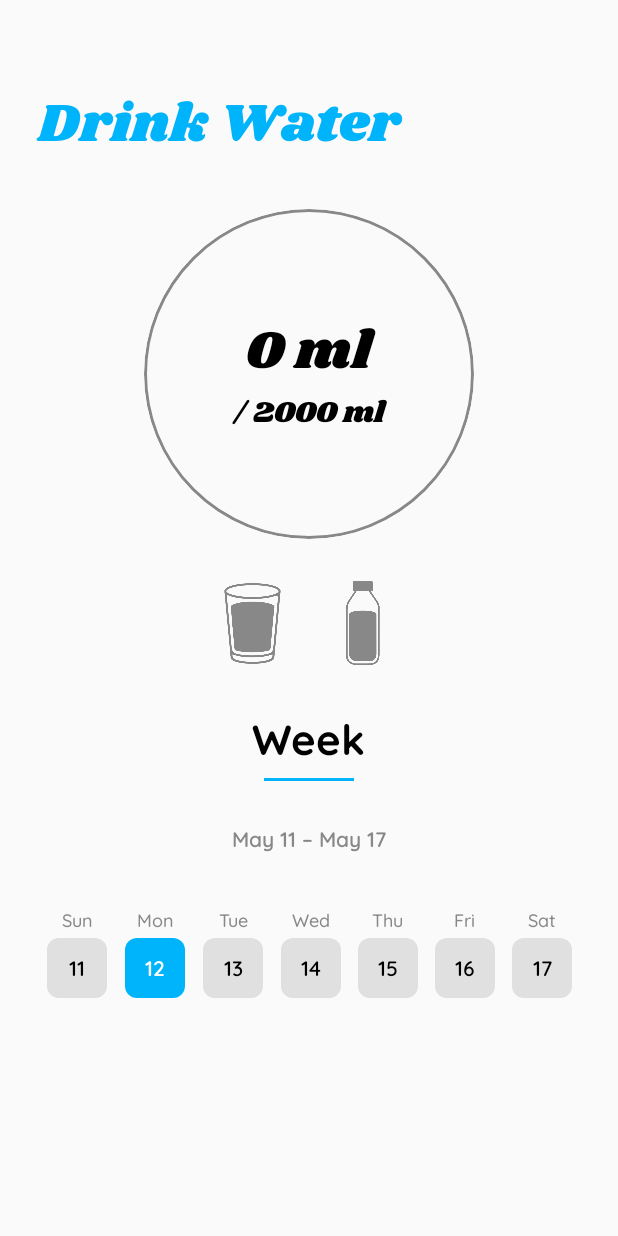
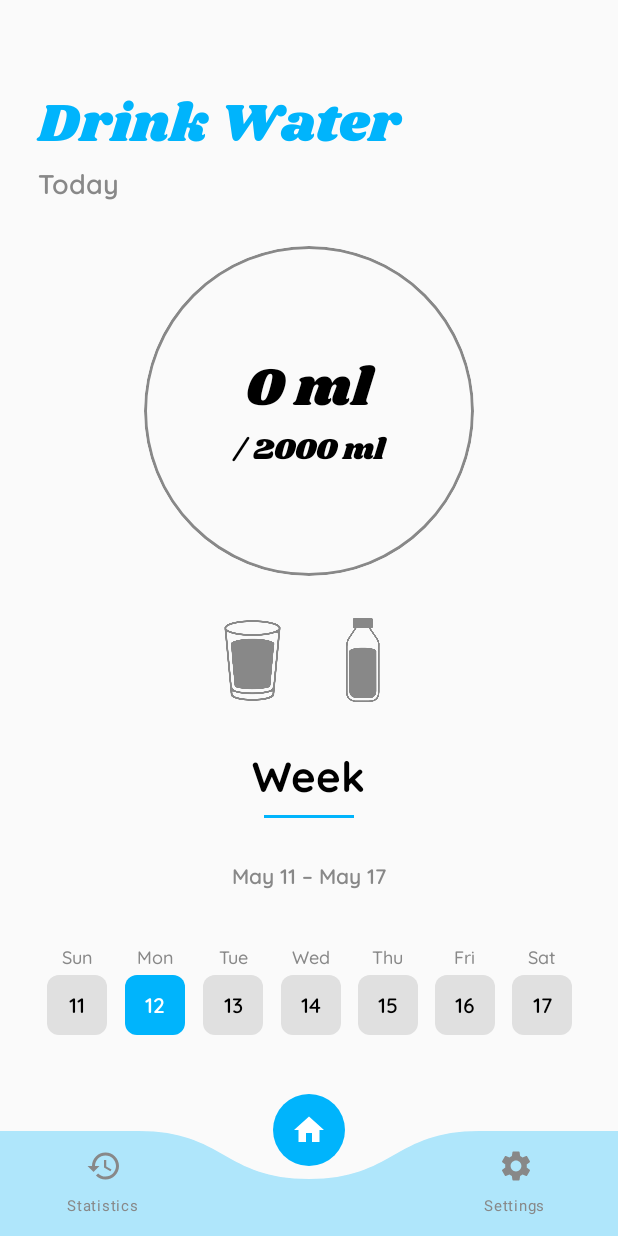
Before and after one commit to veronika8597/Waterly, an Android app built with Jetpack Compose: the screen it shows after launch (MainActivity), on a phone screen of 412 x 824 dp. Run offline under Robolectric (Android 15) with nearby library versions, the phone set to English and light mode, and no system bars.

Commit message:
Bottom navigation bar

```diff
--- a/app/build.gradle.kts
+++ b/app/build.gradle.kts
@@ -64,6 +64,7 @@ dependencies {
 
     implementation(libs.androidx.datastore.preferences)
 
+    implementation(libs.androidx.material.icons.extended)
 
 
 
--- a/app/src/main/java/com/example/waterly/getCurrentWeekDates.kt
+++ b/app/src/main/java/com/example/waterly/DateUtils.kt
@@ -1,7 +1,9 @@
 package com.example.waterly
 
+import android.annotation.SuppressLint
 import java.text.SimpleDateFormat
 import java.util.Calendar
+import java.util.Date
 import java.util.Locale
 
 fun getCurrentWeekDates(): List<String> {
@@ -29,3 +31,32 @@ fun getWeekRangeTitle(week: List<String>): String {
     val end = outputFormat.format(inputFormat.parse(week.last())!!)
     return "$start – $end"
 }
+
+fun getTodayDate(): String {
+    val dateFormat = SimpleDateFormat("yyyy-MM-dd", Locale.getDefault())
+    return dateFormat.format(Date())
+}
+
+@SuppressLint("SimpleDateFormat")
+fun isFutureDate(date: String): Boolean {
+    val formatter = java.text.SimpleDateFormat("yyyy-MM-dd")
+    val today = formatter.parse(getTodayDate())
+    val selected = formatter.parse(date)
+
+    return selected?.after(today) ?: false
+}
+
+
+fun getDayLabel(date: String): String {
+    val formatter = SimpleDateFormat("yyyy-MM-dd", Locale.getDefault())
+    val today = formatter.parse(getTodayDate())
+    val selected = formatter.parse(date)
+    val diffDays = ((selected.time - today.time) / (1000 * 60 * 60 * 24)).toInt()
+
+    return when (diffDays) {
+        0 -> "Today"
+        1 -> "Tomorrow"
+        -1 -> "Yesterday"
+        else -> date
+    }
+}
--- a/app/src/main/java/com/example/waterly/HomeScreen.kt
+++ b/app/src/main/java/com/example/waterly/HomeScreen.kt
@@ -62,6 +62,7 @@ fun HomeScreen(navController: NavHostController) {
     val context = LocalContext.current
     val waterHistory = remember { mutableStateOf(WaterDataStore.loadWaterHistory(context)) }
     var showFutureOverlay by rememberSaveable { mutableStateOf(false) }
+    var selectedIndex by rememberSaveable { mutableIntStateOf(1) }
 
 
     LaunchedEffect(selectedDate.value) {
@@ -69,11 +70,15 @@ fun HomeScreen(navController: NavHostController) {
     }
 
 
+    Box(modifier = Modifier.fillMaxSize()) {
+
         Column(
             modifier = Modifier
                 .fillMaxSize()
                 .padding(25.dp)
+                .padding(bottom = 100.dp) // ✅ leave space for the nav bar
         ) {
+
             Spacer(modifier = Modifier.height(32.dp))
 
             // Top Bar
@@ -87,6 +92,14 @@ fun HomeScreen(navController: NavHostController) {
                     color = Color(0xFF00B4FC)
                 )
             }
+
+            Spacer(modifier = Modifier.height(2.dp))
+
+            Text(
+                text = getDayLabel(selectedDate.value),
+                style = WaterlyTypography.titleMedium,
+                color = Color.Gray
+            )
 
             Spacer(modifier = Modifier.height(30.dp))
 
@@ -147,7 +160,8 @@ fun HomeScreen(navController: NavHostController) {
                                     if (!isFutureDate(selectedDate.value)) {
                                         selectedItem = "glass"
                                         waterIntake += 250
-                                    waterHistory.value = waterHistory.value.toMutableMap().apply {
+                                        waterHistory.value =
+                                            waterHistory.value.toMutableMap().apply {
                                                 put(selectedDate.value, waterIntake)
                                             }
                                         WaterDataStore.saveWaterHistory(context, waterHistory.value)
@@ -155,8 +169,7 @@ fun HomeScreen(navController: NavHostController) {
                                             scale.animateTo(1.2f, tween(100))
                                             scale.animateTo(1f, tween(100))
                                         }
-                                }
-                                else {
+                                    } else {
                                         showFutureOverlay = true
                                     }
                                 }
@@ -189,8 +202,7 @@ fun HomeScreen(navController: NavHostController) {
                                             scale.animateTo(1.2f, tween(100))
                                             scale.animateTo(1f, tween(100))
                                         }
-                                }
-                                else {
+                                    } else {
                                         showFutureOverlay = true
                                     }
                                 }
@@ -308,6 +320,18 @@ fun HomeScreen(navController: NavHostController) {
             }
         }
 
+        //Bottom navigation bar
+        Box(
+            modifier = Modifier
+                .fillMaxWidth()
+                .align(Alignment.BottomCenter)
+        ) {
+            WaterlyBottomNavBar(
+                selectedIndex = selectedIndex,
+                onItemSelected = { selectedIndex = it }
+            )
+        }
+
         if (showFutureOverlay) {
             Box(
                 modifier = Modifier
@@ -326,7 +350,10 @@ fun HomeScreen(navController: NavHostController) {
                     showFutureOverlay = false
                 }
             }
+
         }
+    }
+
 }
 
 @Preview(showBackground = true)
--- a/app/src/main/java/com/example/waterly/Utils.kt
+++ /dev/null
@@ -1,12 +0,0 @@
-package com.example.waterly
-
-import android.annotation.SuppressLint
-
-@SuppressLint("SimpleDateFormat")
-fun isFutureDate(date: String): Boolean {
-    val formatter = java.text.SimpleDateFormat("yyyy-MM-dd")
-    val today = formatter.parse(getTodayDate())
-    val selected = formatter.parse(date)
-
-    return selected?.after(today) ?: false
-}
--- /dev/null
+++ b/app/src/main/java/com/example/waterly/WaterlyBottomNavBar.kt
@@ -0,0 +1,183 @@
+package com.example.waterly
+
+import android.annotation.SuppressLint
+import androidx.compose.animation.animateColorAsState
+import androidx.compose.animation.core.animateDpAsState
+import androidx.compose.foundation.Canvas
+import androidx.compose.foundation.background
+import androidx.compose.foundation.clickable
+import androidx.compose.foundation.layout.Arrangement
+import androidx.compose.foundation.layout.Box
+import androidx.compose.foundation.layout.Column
+import androidx.compose.foundation.layout.Row
+import androidx.compose.foundation.layout.fillMaxHeight
+import androidx.compose.foundation.layout.fillMaxSize
+import androidx.compose.foundation.layout.fillMaxWidth
+import androidx.compose.foundation.layout.height
+import androidx.compose.foundation.layout.offset
+import androidx.compose.foundation.layout.padding
+import androidx.compose.foundation.layout.size
+import androidx.compose.foundation.layout.width
+import androidx.compose.foundation.shape.CircleShape
+import androidx.compose.material.icons.Icons
+import androidx.compose.material.icons.filled.History
+import androidx.compose.material.icons.filled.Home
+import androidx.compose.material.icons.filled.Settings
+import androidx.compose.material3.Icon
+import androidx.compose.material3.Text
+import androidx.compose.runtime.Composable
+import androidx.compose.runtime.getValue
+import androidx.compose.runtime.mutableStateOf
+import androidx.compose.runtime.remember
+import androidx.compose.runtime.setValue
+import androidx.compose.ui.Alignment
+import androidx.compose.ui.Modifier
+import androidx.compose.ui.draw.clip
+import androidx.compose.ui.graphics.Color
+import androidx.compose.ui.graphics.Path
+import androidx.compose.ui.platform.LocalConfiguration
+import androidx.compose.ui.tooling.preview.Preview
+import androidx.compose.ui.unit.dp
+import androidx.compose.ui.unit.sp
+import androidx.compose.ui.unit.times
+
+@SuppressLint("ConfigurationScreenWidthHeight")
+@Composable
+fun WaterlyBottomNavBar(
+    selectedIndex: Int,
+    onItemSelected: (Int) -> Unit,
+    modifier: Modifier = Modifier
+) {
+    val items = listOf(Icons.Default.History, Icons.Default.Home, Icons.Default.Settings)
+    val labels = listOf("Statistics", "Home", "Settings")
+
+    val barHeight = 70.dp
+    val dipDepth = 32.dp
+
+    val screenWidthDp = LocalConfiguration.current.screenWidthDp
+    val itemWidth = screenWidthDp / items.size
+    val dipX by animateDpAsState(
+        targetValue = (selectedIndex + 0.5f) * (screenWidthDp / items.size.toFloat()).dp,
+        label = ""
+    )
+
+
+    Box(
+        modifier = modifier
+            .fillMaxWidth()
+            .height(100.dp),
+        contentAlignment = Alignment.BottomCenter
+    ) {
+        Canvas(
+            modifier = Modifier
+                .fillMaxWidth()
+                .height(barHeight)
+        ) {
+            val width = size.width
+            val height = size.height
+            val dipCenter = dipX.toPx()
+            val dipRadius = 170f
+            val dipDepthPx = dipDepth.toPx()
+
+            val path = Path().apply {
+                moveTo(0f, 0f)
+                lineTo(dipCenter - dipRadius, 0f)
+                cubicTo(
+                    dipCenter - dipRadius / 2, 0f,
+                    dipCenter - dipRadius / 2, dipDepthPx,
+                    dipCenter, dipDepthPx
+                )
+                cubicTo(
+                    dipCenter + dipRadius / 2, dipDepthPx,
+                    dipCenter + dipRadius / 2, 0f,
+                    dipCenter + dipRadius, 0f
+                )
+                lineTo(width, 0f)
+                lineTo(width, height)
+                lineTo(0f, height)
+                close()
+            }
+
+            drawPath(
+                path = path,
+                color = Color(0xFFAFE6FB)
+            )
+        }
+
+        Row(
+            modifier = Modifier
+                .fillMaxWidth()
+                .height(barHeight),
+
+            horizontalArrangement = Arrangement.SpaceAround,
+            verticalAlignment = Alignment.Bottom
+        ) {
+            items.forEachIndexed { index, icon ->
+                val isSelected = index == selectedIndex
+
+                val iconSize by animateDpAsState(
+                    if (isSelected) 48.dp else 30.dp, label = ""
+                )
+                val offsetY by animateDpAsState(
+                    if (isSelected) (-36).dp else 0.dp, label = ""
+                )
+                val bubbleColor by animateColorAsState(
+                    if (isSelected) Color(0xFF00B4FC) else Color.Transparent, label = ""
+                )
+                val iconColor by animateColorAsState(
+                    if (isSelected) Color.White else Color.Gray, label = ""
+                )
+
+                Box(
+                    modifier = Modifier
+                        .width(itemWidth.dp)
+                        .fillMaxHeight()
+                        .clickable { onItemSelected(index) },
+                    contentAlignment = Alignment.Center
+                ) {
+                    Column(horizontalAlignment = Alignment.CenterHorizontally) {
+                        Box(
+                            modifier = Modifier
+                                .size(iconSize)
+                                .offset(y = offsetY),
+                            contentAlignment = Alignment.Center
+                        ) {
+                            Box(
+                                modifier = Modifier
+                                    .fillMaxSize()
+                                    .clip(CircleShape)
+                                    .background(bubbleColor),
+                                contentAlignment = Alignment.Center
+                            ) {
+                                Icon(
+                                    imageVector = icon,
+                                    contentDescription = labels[index],
+                                    tint = iconColor
+                                )
+                            }
+                        }
+
+                        if (!isSelected) {
+                            Text(
+                                text = labels[index],
+                                fontSize = 10.sp,
+                                color = Color.Gray
+                            )
+                        }
+                    }
+                }
+            }
+        }
+    }
+}
+
+@Preview(showBackground = true, widthDp = 360, heightDp = 100)
+@Composable
+fun WaterlyBottomBarPreview() {
+    var selected by remember { mutableStateOf(1) }
+
+    WaterlyBottomNavBar(
+        selectedIndex = selected,
+        onItemSelected = { selected = it }
+    )
+}
--- a/app/src/main/java/com/example/waterly/getTodayDate.kt
+++ /dev/null
@@ -1,10 +0,0 @@
-package com.example.waterly
-
-import java.text.SimpleDateFormat
-import java.util.Date
-import java.util.Locale
-
-fun getTodayDate(): String {
-    val dateFormat = SimpleDateFormat("yyyy-MM-dd", Locale.getDefault())
-    return dateFormat.format(Date())
-}
--- a/app/src/main/java/com/example/waterly/ui/theme/Type.kt
+++ b/app/src/main/java/com/example/waterly/ui/theme/Type.kt
@@ -78,5 +78,11 @@ val WaterlyTypography = Typography(
         fontFamily = QuicksandFont,
         fontWeight = FontWeight.Medium,
         fontSize = 12.sp
+    ),
+
+    titleMedium = TextStyle(
+        fontFamily = QuicksandFont,
+        fontWeight = FontWeight.SemiBold,
+        fontSize = 18.sp
     )
 )
```
Also changed, not shown: gradle/libs.versions.toml (+5 -4 lines). Lines whose indentation alone changed are shown as unchanged.
